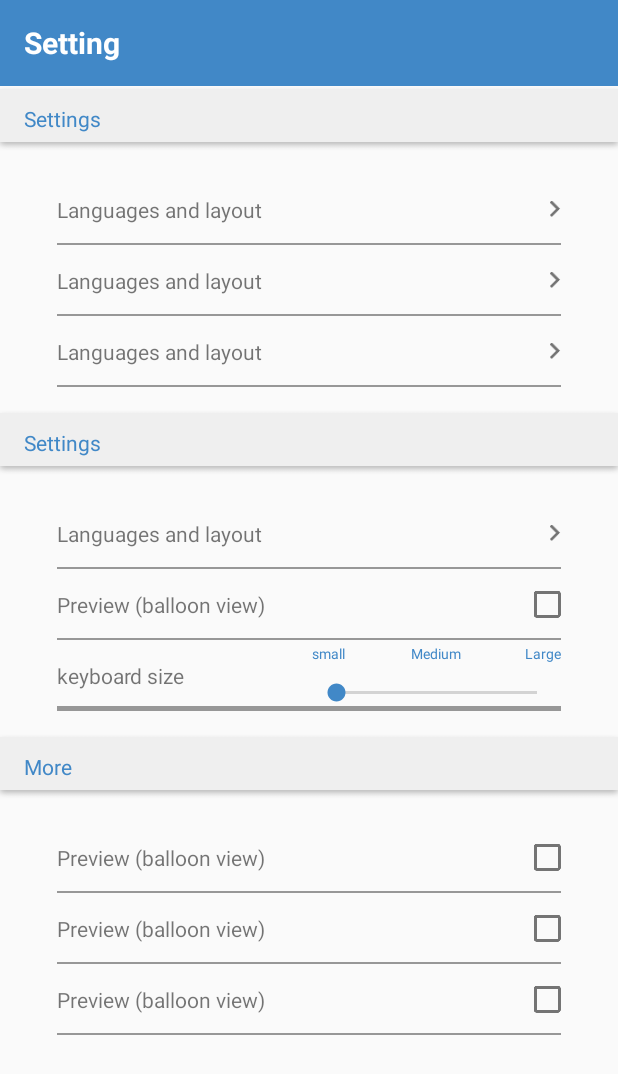
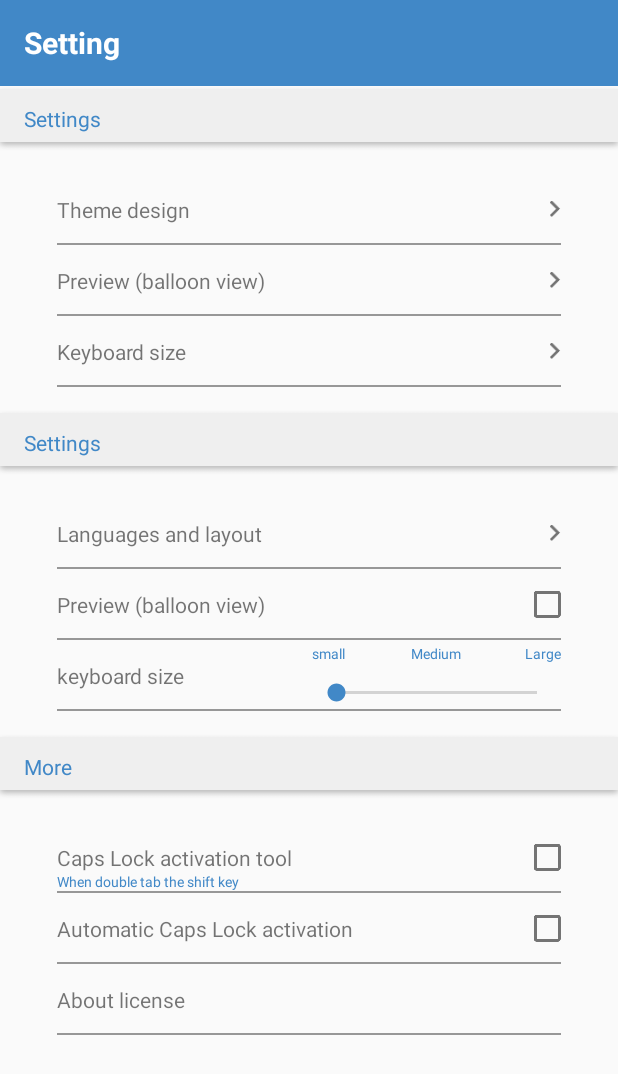
Before and after one commit to acegikey/MovingKey-Android, an Android app: the MainActivity screen opened directly, with no data from a screen before it, on a phone screen of 412 x 824 dp. Shown: the top 1074 px of the screen. Run offline under Robolectric (Android 15) with nearby library versions, the phone set to English and light mode, and no system bars.

Commit message:
메인화면 UI 개발 완료

```diff
--- a/app/src/main/java/com/movingkey/android/movingkey/activitys/MainActivity.java
+++ b/app/src/main/java/com/movingkey/android/movingkey/activitys/MainActivity.java
@@ -1,7 +1,11 @@
 package com.movingkey.android.movingkey.activitys;
 
+import android.os.Bundle;
 import android.support.v7.app.AppCompatActivity;
-import android.os.Bundle;
+import android.view.View;
+import android.widget.CheckBox;
+import android.widget.RelativeLayout;
+import android.widget.TextView;
 
 import com.movingkey.android.movingkey.R;
 
@@ -13,5 +17,85 @@ public class MainActivity extends AppCompatActivity
     {
         super.onCreate(savedInstanceState);
         setContentView(R.layout.activity_main);
+
+        initMenuTiltesAndSettings();
+    }
+
+
+
+
+    void initMenuTiltesAndSettings()
+    {
+
+
+        /// Settings  ---> 텍스트 적용
+        RelativeLayout menu01_lang = (RelativeLayout)findViewById(R.id.menu01_lang);
+        RelativeLayout menu02_auto = (RelativeLayout)findViewById(R.id.menu02_auto);
+        RelativeLayout menu03_memo = (RelativeLayout)findViewById(R.id.menu03_memo);
+
+
+        TextView title01_lang =  (TextView)menu01_lang.findViewById(R.id.title);
+        TextView title02_auto =  (TextView)menu02_auto.findViewById(R.id.title);
+        TextView title03_memo =  (TextView)menu03_memo.findViewById(R.id.title);
+
+
+
+        title01_lang.setText("Languages and layout");
+        title02_auto.setText("AutoText");
+        title03_memo.setText("Memo");
+
+
+
+
+
+
+        /// UI  ---> 텍스트 적용
+        RelativeLayout menu01_theme = (RelativeLayout)findViewById(R.id.menu01_theme);
+        RelativeLayout menu02_Prev = (RelativeLayout)findViewById(R.id.menu02_Prev);
+        RelativeLayout menu03_keyboardSize = (RelativeLayout)findViewById(R.id.menu03_keyboardSize);
+
+
+        TextView title01_theme =  (TextView)menu01_lang.findViewById(R.id.title);
+        TextView title02_Prev =  (TextView)menu02_auto.findViewById(R.id.title);
+        TextView title03_keyboardSize =  (TextView)menu03_memo.findViewById(R.id.title);
+
+
+
+        title01_theme.setText("Theme design");
+        title02_Prev.setText("Preview (balloon view)");
+        title03_keyboardSize.setText("Keyboard size");
+
+
+
+
+
+
+
+
+
+        /// More  ---> 텍스트 적용
+        RelativeLayout menu01_capsLock = (RelativeLayout)findViewById(R.id.menu01_capsLock);
+        RelativeLayout menu02_automatic_caps = (RelativeLayout)findViewById(R.id.menu02_automatic_caps);
+        RelativeLayout menu03_aboutLicense = (RelativeLayout)findViewById(R.id.menu03_aboutLicense);
+
+
+        TextView title01_capsLock =  (TextView)menu01_capsLock.findViewById(R.id.title);
+        TextView title01_capsLock_desc =  (TextView)menu01_capsLock.findViewById(R.id.subtitle);
+
+        TextView title02_automatic_caps =  (TextView)menu02_automatic_caps.findViewById(R.id.title);
+        TextView title03_aboutLicense =  (TextView)menu03_aboutLicense.findViewById(R.id.title);
+        CheckBox title03_aboutLicenseCheckBox =  (CheckBox) menu03_aboutLicense.findViewById(R.id.checkbox);
+
+
+
+        title01_capsLock.setText("Caps Lock activation tool");
+
+        title01_capsLock_desc.setVisibility(View.VISIBLE);
+        title01_capsLock_desc.setText("When double tab the shift key");
+
+        title02_automatic_caps.setText("Automatic Caps Lock activation");
+        title03_aboutLicense.setText("About license");
+
+        title03_aboutLicenseCheckBox.setVisibility(View.GONE);
     }
 }
--- a/app/src/main/res/layout/activity_main.xml
+++ b/app/src/main/res/layout/activity_main.xml
@@ -76,12 +76,15 @@
 
 
                     <include
+                        android:id="@+id/menu01_lang"
                         layout="@layout/list_item_main01"
                         />
                     <include
+                        android:id="@+id/menu02_auto"
                         layout="@layout/list_item_main01"
                         />
                     <include
+                        android:id="@+id/menu03_memo"
                         layout="@layout/list_item_main01"
                         />
 
@@ -134,12 +137,15 @@
 
 
                     <include
+                        android:id="@+id/menu01_theme"
                         layout="@layout/list_item_main01"
                         />
                     <include
+                        android:id="@+id/menu02_Prev"
                         layout="@layout/list_item_main02"
                         />
                     <include
+                        android:id="@+id/menu03_keyboardSize"
                         layout="@layout/list_item_main03"
                         />
 
@@ -193,12 +199,15 @@
 
 
                     <include
+                        android:id="@+id/menu01_capsLock"
                         layout="@layout/list_item_main02"
                         />
                     <include
+                        android:id="@+id/menu02_automatic_caps"
                         layout="@layout/list_item_main02"
                         />
                     <include
+                        android:id="@+id/menu03_aboutLicense"
                         layout="@layout/list_item_main02"
                         />
 
--- a/app/src/main/res/layout/list_item_main01.xml
+++ b/app/src/main/res/layout/list_item_main01.xml
@@ -11,6 +11,7 @@
 
         >
         <TextView
+            android:id="@+id/title"
             android:layout_width="wrap_content"
             android:layout_height="wrap_content"
             android:text="Languages and layout"
--- a/app/src/main/res/layout/list_item_main02.xml
+++ b/app/src/main/res/layout/list_item_main02.xml
@@ -32,6 +32,7 @@
 
 
         <CheckBox
+            android:id="@+id/checkbox"
             android:layout_width="wrap_content"
             android:layout_height="wrap_content"
             android:button="@drawable/checkbox"
--- a/app/src/main/res/layout/list_item_main03.xml
+++ b/app/src/main/res/layout/list_item_main03.xml
@@ -11,6 +11,7 @@
 
         >
         <TextView
+            android:id="@+id/title"
             android:layout_width="wrap_content"
             android:layout_height="wrap_content"
             android:text="keyboard size"
@@ -62,7 +63,7 @@
 
         <RelativeLayout
             android:layout_width="match_parent"
-            android:layout_height="3dp"
+            android:layout_height="1dp"
             android:background="#979797"
             android:layout_alignParentBottom="true"
             />
```
